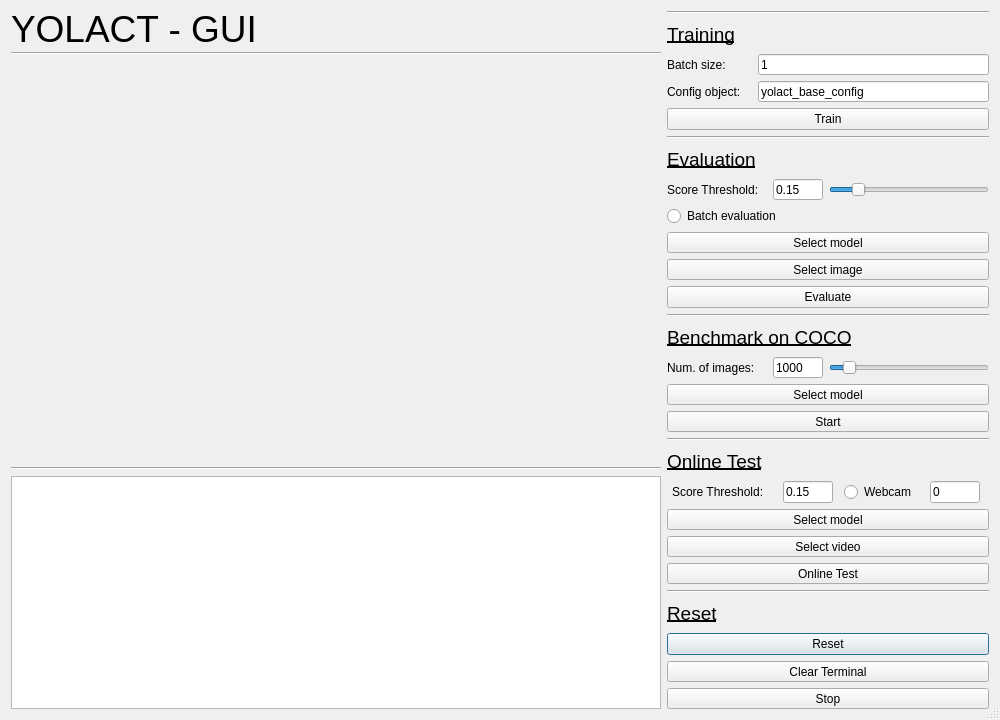
Above: gui.ui from jiancong0204/yolact-gui before the change. Below: the same form after it.
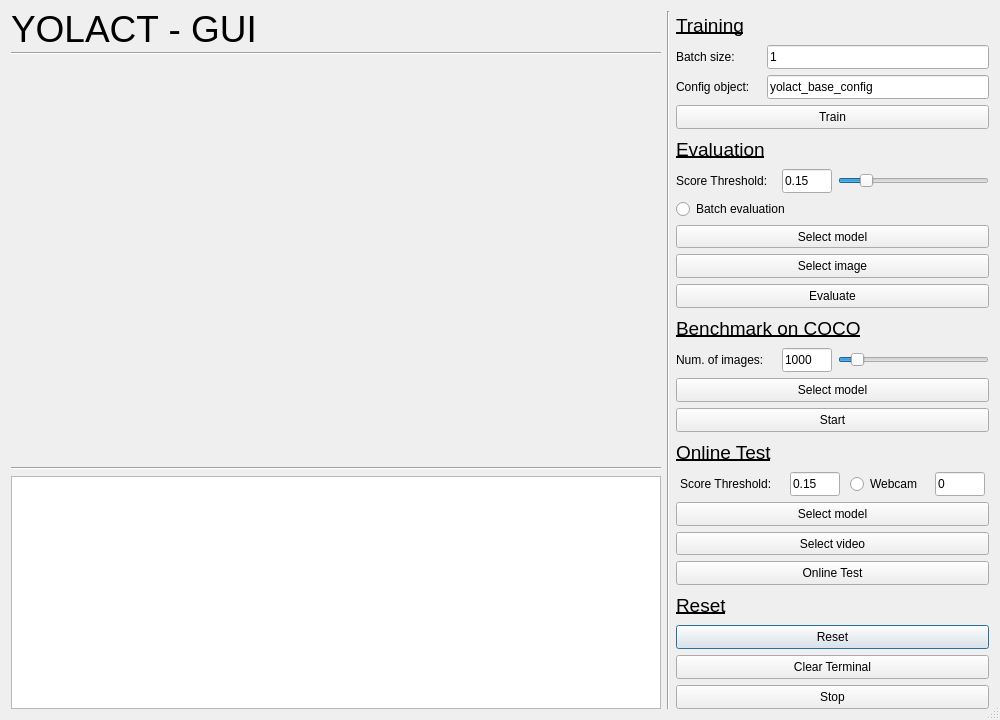
That is the form after the change.

```diff
--- a/gui.ui
+++ b/gui.ui
@@ -153,15 +153,15 @@
        </item>
       </layout>
      </item>
+     <item>
+      <widget class="Line" name="line">
+       <property name="orientation">
+        <enum>Qt::Vertical</enum>
+       </property>
+      </widget>
+     </item>
      <item>
       <layout class="QVBoxLayout" name="verticalLayout">
-       <item>
-        <widget class="Line" name="line_7">
-         <property name="orientation">
-          <enum>Qt::Horizontal</enum>
-         </property>
-        </widget>
-       </item>
        <item>
         <widget class="QLabel" name="label">
          <property name="minimumSize">
@@ -326,13 +326,6 @@
          </property>
         </widget>
        </item>
-       <item>
-        <widget class="Line" name="line_2">
-         <property name="orientation">
-          <enum>Qt::Horizontal</enum>
-         </property>
-        </widget>
-       </item>
        <item>
         <widget class="QLabel" name="label_2">
          <property name="minimumSize">
@@ -519,13 +512,6 @@
          </property>
         </widget>
        </item>
-       <item>
-        <widget class="Line" name="line">
-         <property name="orientation">
-          <enum>Qt::Horizontal</enum>
-         </property>
-        </widget>
-       </item>
        <item>
         <widget class="QLabel" name="label_3">
          <property name="minimumSize">
@@ -671,13 +657,6 @@
          </property>
         </widget>
        </item>
-       <item>
-        <widget class="Line" name="line_3">
-         <property name="orientation">
-          <enum>Qt::Horizontal</enum>
-         </property>
-        </widget>
-       </item>
        <item>
         <widget class="QLabel" name="label_4">
          <property name="minimumSize">
@@ -858,13 +837,6 @@
          </property>
         </widget>
        </item>
-       <item>
-        <widget class="Line" name="line_4">
-         <property name="orientation">
-          <enum>Qt::Horizontal</enum>
-         </property>
-        </widget>
-       </item>
        <item>
         <widget class="QLabel" name="label_5">
          <property name="minimumSize">
```
Left out of the diff: 6 changed lines with no effect on the pictures.
